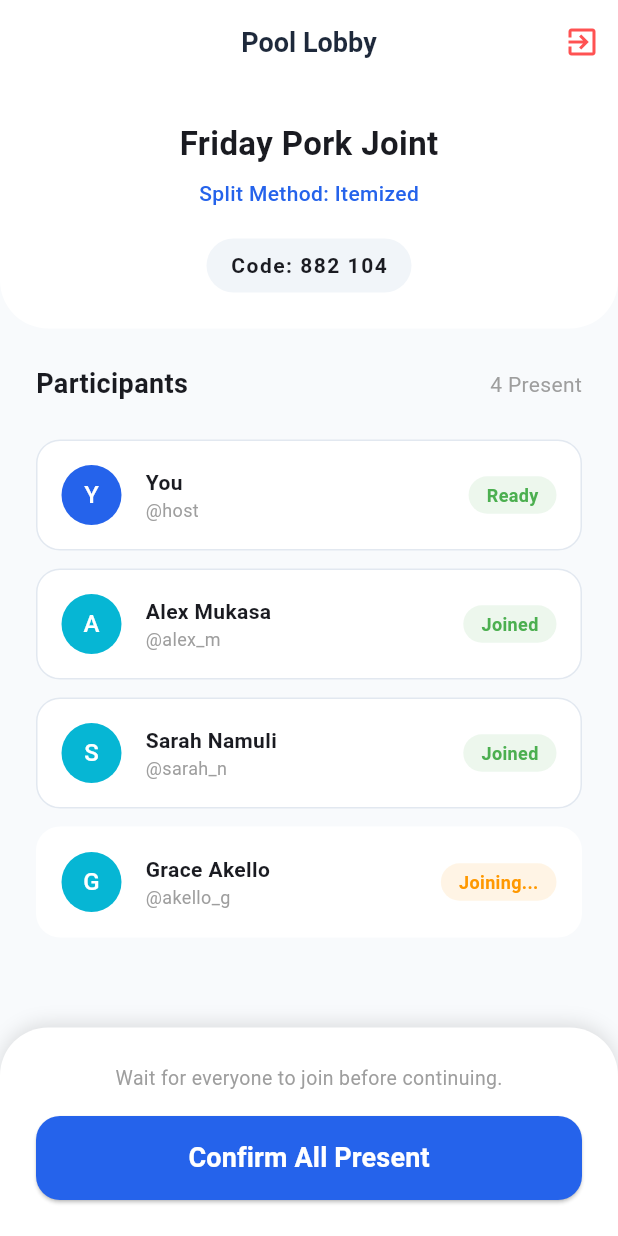
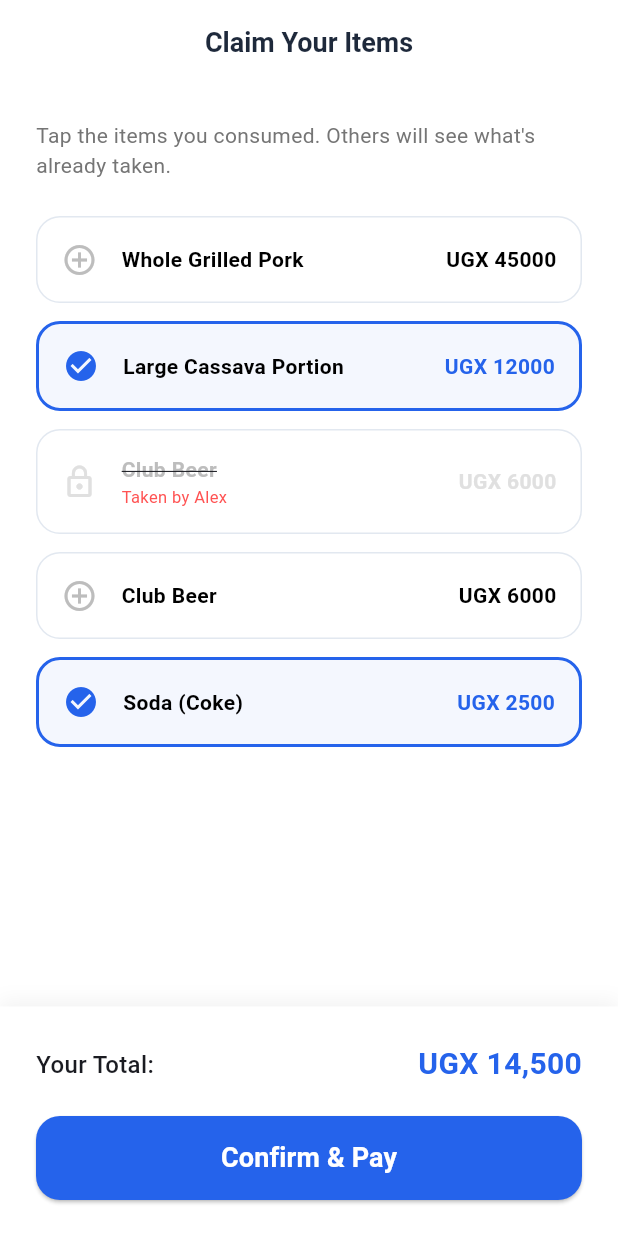
Before and after one commit to KiwanukaGod/temamu, a Flutter app: the PoolLobbyScreen screen opened by its route, after a tap on "Confirm All Present", on a phone screen of 412 x 824 dp. Run offline on Flutter 3.47's test engine with Material 3 defaults, Android fonts, the light colour scheme and no system bars.

Commit message:
feat: add item claim screen to the app.

```diff
--- /dev/null
+++ b/lib/features/auth/screens/item_claim_screen.dart
@@ -0,0 +1,148 @@
+import 'package:flutter/material.dart';
+
+class ItemClaimScreen extends StatefulWidget {
+  const ItemClaimScreen({super.key});
+
+  @override
+  State<ItemClaimScreen> createState() => _ItemClaimScreenState();
+}
+
+class _ItemClaimScreenState extends State<ItemClaimScreen> {
+  // Mock data: Items that haven't been claimed yet or claimed by 'Me'
+  final List<Map<String, dynamic>> _items = [
+    {"name": "Whole Grilled Pork", "price": 45000, "claimedBy": null},
+    {"name": "Large Cassava Portion", "price": 12000, "claimedBy": "Me"},
+    {"name": "Club Beer", "price": 6000, "claimedBy": "Alex"},
+    {"name": "Club Beer", "price": 6000, "claimedBy": null},
+    {"name": "Soda (Coke)", "price": 2500, "claimedBy": "Me"},
+  ];
+
+  @override
+  Widget build(BuildContext context) {
+    return Scaffold(
+      backgroundColor: Colors.white,
+      appBar: AppBar(
+        title: const Text("Claim Your Items", style: TextStyle(color: Color(0xFF1E293B), fontWeight: FontWeight.bold, fontSize: 18)),
+        backgroundColor: Colors.white,
+        elevation: 0,
+        centerTitle: true,
+        automaticallyImplyLeading: false,
+      ),
+      body: Column(
+        children: [
+          Padding(
+            padding: const EdgeInsets.all(24.0),
+            child: Text(
+              "Tap the items you consumed. Others will see what's already taken.",
+              style: TextStyle(color: Colors.grey[600], fontSize: 14),
+            ),
+          ),
+
+          Expanded(
+            child: ListView.builder(
+              padding: const EdgeInsets.symmetric(horizontal: 24),
+              itemCount: _items.length,
+              itemBuilder: (context, index) {
+                return _buildClaimTile(_items[index], index);
+              },
+            ),
+          ),
+
+          // --- STICKY FOOTER ---
+          Container(
+            padding: const EdgeInsets.all(24),
+            decoration: BoxDecoration(
+              color: Colors.white,
+              boxShadow: [BoxShadow(color: Colors.black.withOpacity(0.05), blurRadius: 10, offset: const Offset(0, -4))],
+            ),
+            child: Column(
+              mainAxisSize: MainAxisSize.min,
+              children: [
+                Row(
+                  mainAxisAlignment: MainAxisAlignment.spaceBetween,
+                  children: [
+                    const Text("Your Total:", style: TextStyle(fontSize: 16, fontWeight: FontWeight.w500)),
+                    const Text("UGX 14,500", style: TextStyle(fontSize: 20, fontWeight: FontWeight.bold, color: Color(0xFF2563EB))),
+                  ],
+                ),
+                const SizedBox(height: 20),
+                SizedBox(
+                  width: double.infinity,
+                  height: 56,
+                  child: ElevatedButton(
+                    onPressed: () {
+                      Navigator.pushNamed(context, '/payment-selection');
+                    },
+                    style: ElevatedButton.styleFrom(
+                      backgroundColor: const Color(0xFF2563EB),
+                      shape: RoundedRectangleBorder(borderRadius: BorderRadius.circular(16)),
+                    ),
+                    child: const Text("Confirm & Pay", style: TextStyle(color: Colors.white, fontSize: 18, fontWeight: FontWeight.bold)),
+                  ),
+                ),
+              ],
+            ),
+          ),
+        ],
+      ),
+    );
+  }
+
+  Widget _buildClaimTile(Map<String, dynamic> item, int index) {
+    bool isClaimedByMe = item['claimedBy'] == "Me";
+    bool isClaimedByOther = item['claimedBy'] != null && item['claimedBy'] != "Me";
+
+    return GestureDetector(
+      onTap: isClaimedByOther ? null : () {
+        setState(() {
+          _items[index]['claimedBy'] = isClaimedByMe ? null : "Me";
+        });
+      },
+      child: Container(
+        margin: const EdgeInsets.only(bottom: 12),
+        padding: const EdgeInsets.all(16),
+        decoration: BoxDecoration(
+          color: isClaimedByMe ? const Color(0xFF2563EB).withOpacity(0.05) : Colors.white,
+          borderRadius: BorderRadius.circular(16),
+          border: Border.all(
+            color: isClaimedByMe ? const Color(0xFF2563EB) : const Color(0xFFE2E8F0),
+            width: isClaimedByMe ? 2 : 1,
+          ),
+        ),
+        child: Row(
+          children: [
+            Icon(
+              isClaimedByOther ? Icons.lock_outline : (isClaimedByMe ? Icons.check_circle : Icons.add_circle_outline),
+              color: isClaimedByOther ? Colors.grey[300] : (isClaimedByMe ? const Color(0xFF2563EB) : Colors.grey[400]),
+            ),
+            const SizedBox(width: 16),
+            Expanded(
+              child: Column(
+                crossAxisAlignment: CrossAxisAlignment.start,
+                children: [
+                  Text(
+                    item['name'],
+                    style: TextStyle(
+                      fontWeight: FontWeight.bold,
+                      decoration: isClaimedByOther ? TextDecoration.lineThrough : null,
+                      color: isClaimedByOther ? Colors.grey[400] : Colors.black
+                    )
+                  ),
+                  if (isClaimedByOther)
+                    Text("Taken by ${item['claimedBy']}", style: const TextStyle(color: Colors.redAccent, fontSize: 11)),
+                ],
+              ),
+            ),
+            Text(
+              "UGX ${item['price']}",
+              style: TextStyle(
+                fontWeight: FontWeight.bold,
+                color: isClaimedByOther ? Colors.grey[300] : (isClaimedByMe ? const Color(0xFF2563EB) : Colors.black)
+              ),
+            ),
+          ],
+        ),
+      ),
+    );
+  }
+}
--- a/lib/features/auth/screens/pool_lobby_screen.dart
+++ b/lib/features/auth/screens/pool_lobby_screen.dart
@@ -161,6 +161,7 @@ class _PoolLobbyScreenState extends State<PoolLobbyScreen> {
           child: ElevatedButton(
             onPressed: () {
               // Next: Payment Options Screen
+              Navigator.pushNamed(context, '/item-claim');
             },
             style: ElevatedButton.styleFrom(
               backgroundColor: const Color(0xFF2563EB),
--- a/lib/main.dart
+++ b/lib/main.dart
@@ -12,6 +12,7 @@ import 'features/auth/screens/pool_lobby_screen.dart';
 import 'features/auth/screens/percentage_split_config_screen.dart';
 import 'features/auth/screens/wallet_split_config_screen.dart';
 import 'features/auth/screens/equal_split_config_screen.dart';
+import 'features/auth/screens/item_claim_screen.dart';
 void main() {
   // We removed 'async' and 'Firebase' for now to keep things moving!
   runApp(const TemamuApp());
@@ -59,6 +60,7 @@ class TemamuApp extends StatelessWidget {
           '/percentage-config': (context) => const PercentageSplitConfigScreen(),
           '/wallet-config': (context) => const WalletSplitConfigScreen(),
           '/equal-split': (context) => const EqualSplitConfigScreen(),
+          '/item-claim': (context) => const ItemClaimScreen(),
       },
     );
   }
```
